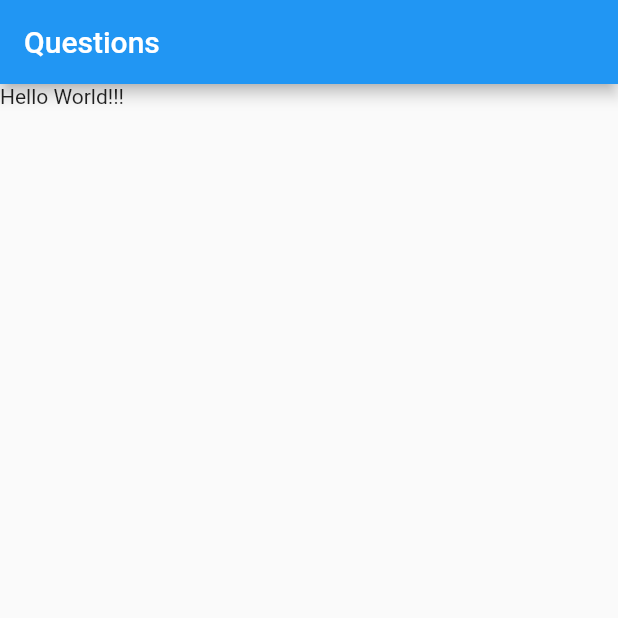
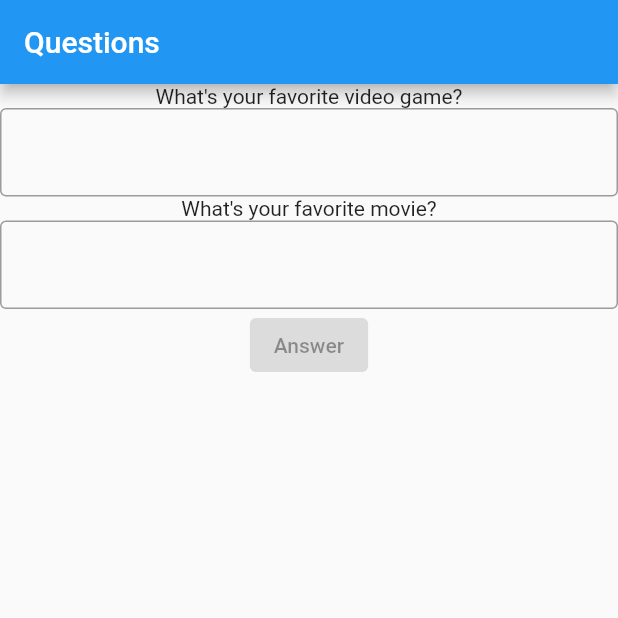
Before and after one commit to MattBastos/project-questions, a Flutter app: the screen it shows after launch, on a phone screen of 412 x 824 dp, the top half of it. Run offline on Flutter 3.47's test engine with Material 2 defaults, Android fonts, the phone set to English and light mode, and no system bars.

Commit message:
feat: Implementa os inputs das perguntas e o botão para resposta

```diff
--- a/lib/main.dart
+++ b/lib/main.dart
@@ -1,18 +1,42 @@
 import 'package:flutter/material.dart';
 
-main() => runApp(const QuestionsApp());
+main() => runApp(QuestionsApp());
 
 class QuestionsApp extends StatelessWidget {
-  const QuestionsApp({super.key});
+  QuestionsApp({super.key});
+
+  final List<String> questions = [
+    "What's your favorite video game?",
+    "What's your favorite movie?",
+  ];
 
   @override
   Widget build(BuildContext context) {
-    return  MaterialApp(
+    return MaterialApp(
       home: Scaffold(
         appBar: AppBar(
           title: const Text('Questions'),
         ),
-        body: const Text('Hello World!!!'),
+        body: Column(
+          children: [
+            Text(questions[0]),
+            const TextField(
+              decoration: InputDecoration(
+                border: OutlineInputBorder(),
+              ),
+            ),
+            Text(questions[1]),
+            const TextField(
+              decoration: InputDecoration(
+                border: OutlineInputBorder(),
+              ),
+            ),
+            const ElevatedButton(
+              onPressed: null,
+              child: Text('Answer')
+            ),
+          ],
+        ),
       ),
     );
   }
```
